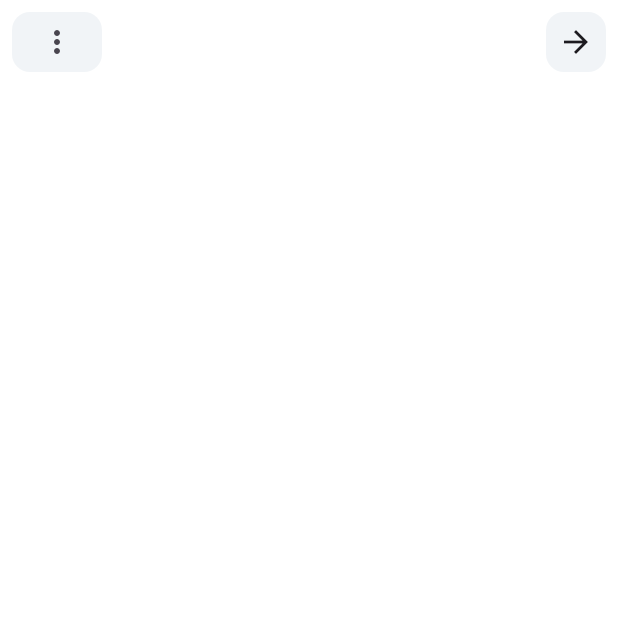
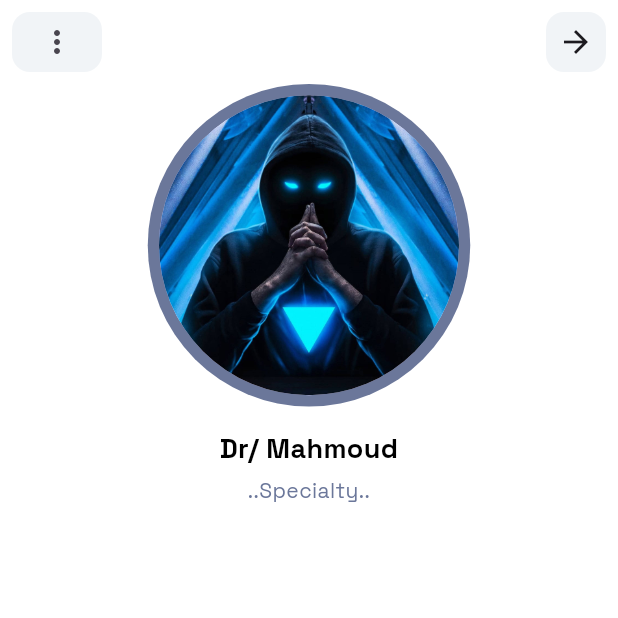
Before and after one commit to Open-Sourcers/DocLink_Flutter, a Flutter app: the AllDoctorsView screen opened by its route, after a tap on "Dr/ Mahmoud", on a phone screen of 412 x 824 dp, the top half of it. Run offline on Flutter 3.47's test engine with Material 3 defaults, Android fonts, the phone set to English and light mode, and no system bars; our stand-ins replace awesome_dialog, dartz, dio, flutter_bloc, flutter_screenutil, flutter_svg and 7 more.

Commit message:
create doctoe details image , name and specialt;y

```diff
--- /dev/null
+++ b/lib/core/common/widgets/custom_circle_avatar_image.dart
@@ -0,0 +1,22 @@
+import 'package:doc_link_project/core/utils/app_colors.dart';
+import 'package:doc_link_project/core/utils/app_images.dart';
+import 'package:flutter/material.dart';
+
+class CustomCircleAvatarImage extends StatelessWidget {
+  const CustomCircleAvatarImage({
+    super.key,
+    required this.radius,
+  });
+  final double radius;
+  @override
+  Widget build(BuildContext context) {
+    return CircleAvatar(
+      radius: radius * 1.075,
+      backgroundColor: AppColors.grey,
+      child: CircleAvatar(
+        radius: radius,
+        backgroundImage: const AssetImage(AppImages.imagesProfImg),
+      ),
+    );
+  }
+}
--- a/lib/features/user_views/doctor_details/presentation/view/doctor_details_view.dart
+++ b/lib/features/user_views/doctor_details/presentation/view/doctor_details_view.dart
@@ -1,6 +1,7 @@
 import 'package:doc_link_project/core/common/widgets/custom_icon_button_container.dart';
 import 'package:doc_link_project/core/common/widgets/custom_user_app_bar.dart';
 import 'package:doc_link_project/core/utils/app_colors.dart';
+import 'package:doc_link_project/features/user_views/doctor_details/presentation/view/widgets/doctor_details_view_body.dart';
 import 'package:flutter/material.dart';
 
 class DoctorDetailsView extends StatelessWidget {
@@ -19,6 +20,7 @@ class DoctorDetailsView extends StatelessWidget {
           ),
         ],
       ),
+      body: const DoctorDetailsViewBody(),
     );
   }
 }
--- /dev/null
+++ b/lib/features/user_views/doctor_details/presentation/view/widgets/doctor_details_header_section.dart
@@ -0,0 +1,27 @@
+import 'package:doc_link_project/core/common/widgets/custom_circle_avatar_image.dart';
+import 'package:doc_link_project/core/utils/app_colors.dart';
+import 'package:doc_link_project/core/utils/styless.dart';
+import 'package:flutter/material.dart';
+
+class DoctorDetailsHeaderSecatin extends StatelessWidget {
+  const DoctorDetailsHeaderSecatin({
+    super.key,
+  });
+
+  @override
+  Widget build(BuildContext context) {
+    return Column(
+      children: [
+        const CustomCircleAvatarImage(radius: 100),
+        const SizedBox(height: 15),
+        Text(
+          "Dr/ Mahmoud",
+          style: Styless.textBold18.copyWith(color: AppColors.black),
+        ),
+        const SizedBox(height: 5),
+        const Text("..Specialty..", style: Styless.textRegular14),
+        const SizedBox(height: 3),
+      ],
+    );
+  }
+}
--- a/lib/features/user_views/doctor_details/presentation/view/widgets/doctor_details_view_body.dart
+++ b/lib/features/user_views/doctor_details/presentation/view/widgets/doctor_details_view_body.dart
@@ -1,3 +1,7 @@
+import 'package:doc_link_project/core/common/widgets/custom_circle_avatar_image.dart';
+import 'package:doc_link_project/core/utils/app_colors.dart';
+import 'package:doc_link_project/core/utils/styless.dart';
+import 'package:doc_link_project/features/user_views/doctor_details/presentation/view/widgets/doctor_details_header_section.dart';
 import 'package:flutter/material.dart';
 
 class DoctorDetailsViewBody extends StatelessWidget {
@@ -5,6 +9,15 @@ class DoctorDetailsViewBody extends StatelessWidget {
 
   @override
   Widget build(BuildContext context) {
-    return const Column();
+    return const SingleChildScrollView(
+      child: SizedBox(
+        width: double.infinity,
+        child: Column(
+          children: [
+            DoctorDetailsHeaderSecatin(),
+          ],
+        ),
+      ),
+    );
   }
 }
--- a/lib/features/user_views/home/presentation/views/widgets/custom_doctor_card.dart
+++ b/lib/features/user_views/home/presentation/views/widgets/custom_doctor_card.dart
@@ -1,5 +1,5 @@
+import 'package:doc_link_project/core/common/widgets/custom_circle_avatar_image.dart';
 import 'package:doc_link_project/core/utils/app_colors.dart';
-import 'package:doc_link_project/core/utils/app_images.dart';
 import 'package:doc_link_project/core/utils/app_router.dart';
 import 'package:doc_link_project/core/utils/styless.dart';
 import 'package:flutter/material.dart';
@@ -22,12 +22,7 @@ class CustomDoctorCard extends StatelessWidget {
         ),
         child: Column(
           children: [
-            const Expanded(
-              child: CircleAvatar(
-                radius: 40,
-                backgroundImage: AssetImage(AppImages.imagesProfImg),
-              ),
-            ),
+            const Expanded(child: CustomCircleAvatarImage(radius: 40)),
             Text(
               "Dr/ Mahmoud",
               style: Styless.textBold18.copyWith(color: AppColors.black),
```
